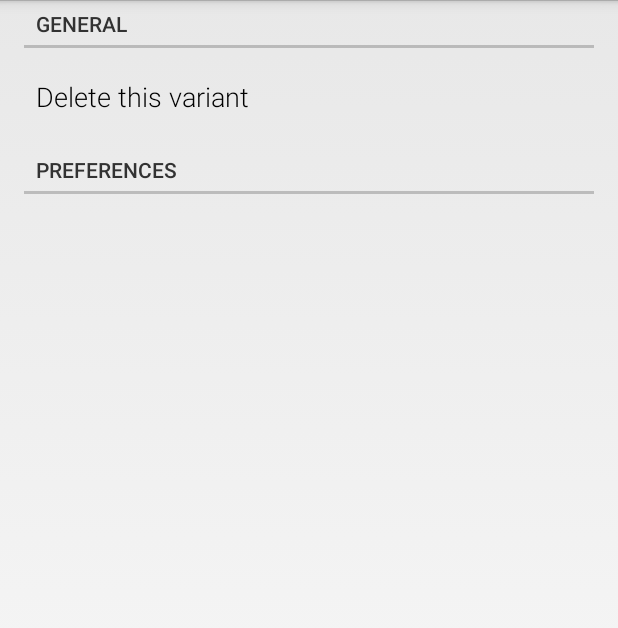
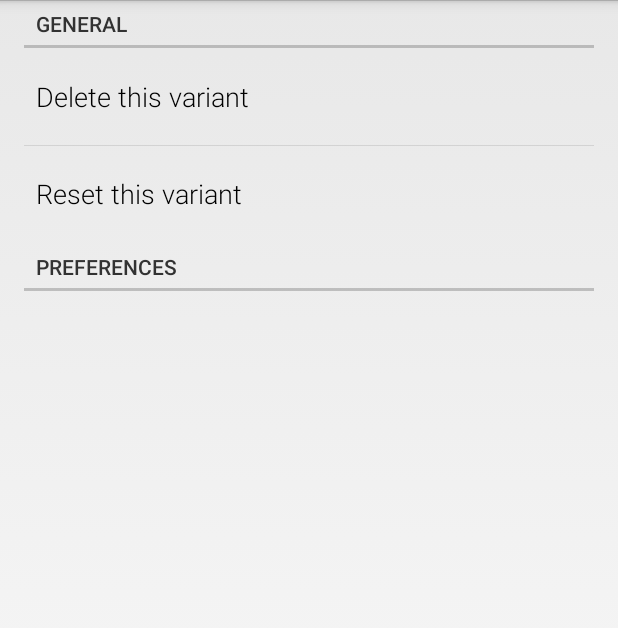
Before and after one commit to addonovan/ftc-ext, an Android app: the fragment VariantListPreference shown on its own in the app's theme, after a tap on "default", on a phone screen of 412 x 824 dp. Shown: the top 628 px of the screen. Run offline under Robolectric (Android 15) with nearby library versions, the phone set to English and light mode, and no system bars; libraries missing offline, so code that uses them is left out: com.qualcomm.robotcore; network calls fail; 4 statements that could not run were skipped.

Commit message:
Added way to reset variant to defaults

```diff
--- a/library/src/main/java/com/addonovan/ftcext/config/ConfigActivity.kt
+++ b/library/src/main/java/com/addonovan/ftcext/config/ConfigActivity.kt
@@ -325,6 +325,19 @@ class VariantConfigPreference : CustomPreferenceFragment()
             true;
         };
 
+        val resetVariant = findPreference( "reset_variant" ) as PreferenceScreen;
+        resetVariant.setOnPreferenceClickListener {
+
+            // TODO ask the user to confirm
+
+            variant.clear(); // wipe the values
+
+            // create a new fragment for hanlding the rest
+            fragmentManager.beginTransaction().replace( android.R.id.content, VariantConfigPreference() ).commit();
+
+            true;
+        };
+
         setDefaults();
 
         val configList = findPreference( "config_list" ) as PreferenceCategory;
--- a/library/src/main/res/xml/prefs_variant.xml
+++ b/library/src/main/res/xml/prefs_variant.xml
@@ -13,6 +13,14 @@
 
         </PreferenceScreen>
 
+        <PreferenceScreen
+            android:title="Reset this variant"
+            android:key="reset_variant">
+
+            <!-- When clicked, a dialog will pop up to confirm the reset -->
+
+        </PreferenceScreen>
+
     </PreferenceCategory>
 
     <PreferenceCategory
```
Also changed, not shown: library/src/main/java/com/addonovan/ftcext/config/OpModeConfig.kt (+12 -0 lines).
